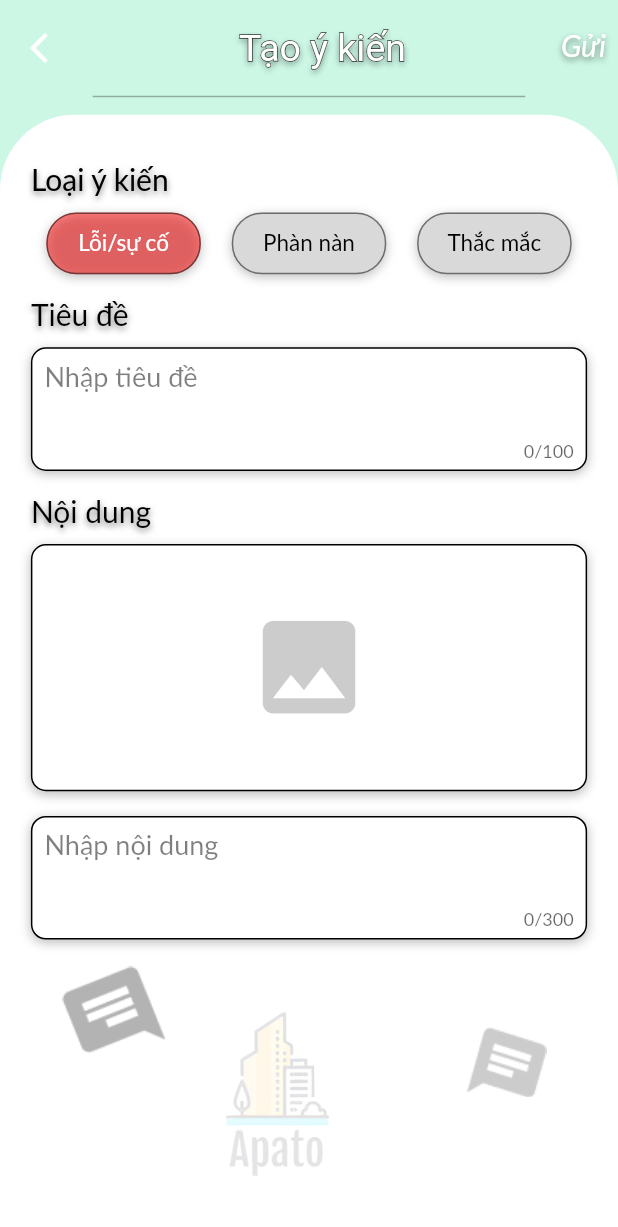
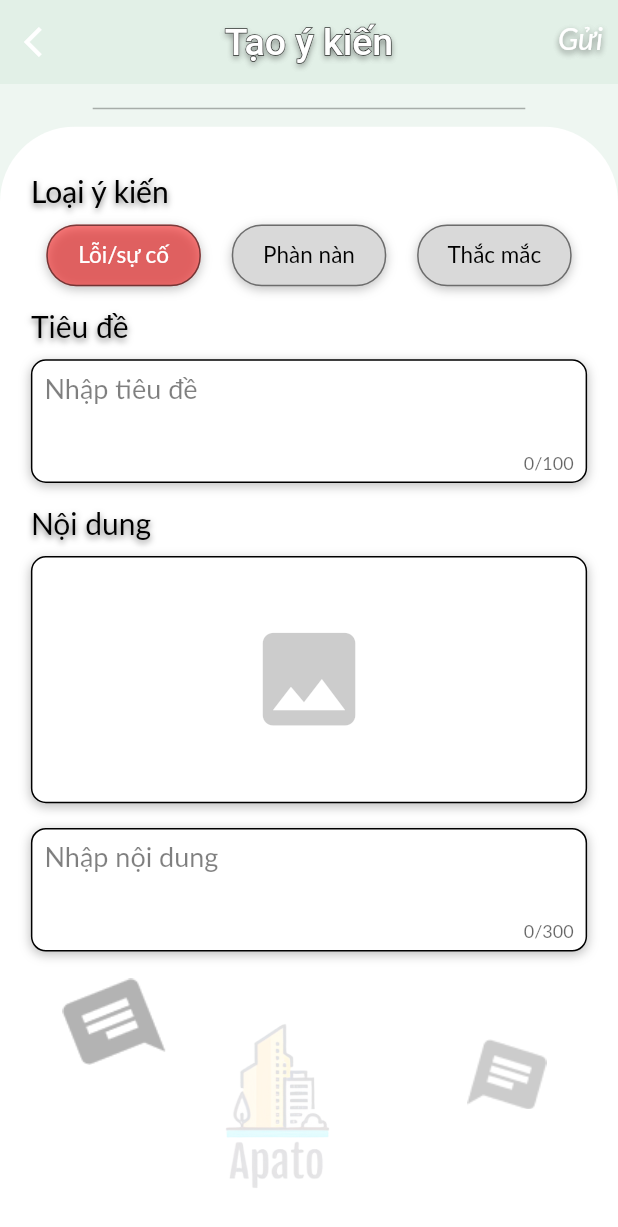
Before and after one commit to huynnq02/CondominiumManagement, a Flutter app: the CreateFeedbackScreen screen opened directly, on a phone screen of 412 x 824 dp. Shown: the top 1227 px of the screen. Run offline on Flutter 3.47's test engine with Material 2 defaults, Android fonts, the phone set to English and light mode, and no system bars; our stand-ins replace dio, equatable, flutter_screenutil, flutter_svg, google_fonts, image_picker and 2 more; accounts and stored records are empty; Roboto replaces fonts that are missing (Tomorrow).

Commit message:
chore: create app bar

```diff
--- a/lib/src/screens/create feedback/create_feedback_screen.dart
+++ b/lib/src/screens/create feedback/create_feedback_screen.dart
@@ -23,34 +23,19 @@ class _CreateFeedbackScreenState extends State<CreateFeedbackScreen> {
     final width = MediaQuery.of(context).size.width;
     final statusBarHeight = MediaQuery.of(context).padding.top;
     return Scaffold(
-      backgroundColor: const Color(0xFF57E4A9).withOpacity(0.3),
-      body: SafeArea(
-        child: GestureDetector(
-          onTap: () => FocusManager.instance.primaryFocus?.unfocus(),
-          child: SingleChildScrollView(
-            child: Column(
-              children: [
-                // SizedBox(
-                //   height: statusBarHeight,
-                // ),
-                SizedBox(
-                  height: height * 0.01,
-                ),
-                Padding(
-                  padding: const EdgeInsets.symmetric(horizontal: 8),
-                  child: Row(
-                    mainAxisAlignment: MainAxisAlignment.spaceBetween,
-                    children: [
-                      IconButton(
-                        onPressed: () {
+      appBar: AppBar(
+        backgroundColor: const Color(0xFFC7E2D1).withOpacity(0.3),
+        elevation: 0,
+        leading: InkWell(
+          onTap: () {
             Navigator.pop(context);
           },
-                        icon: const Icon(
+          child: const Icon(
             Icons.arrow_back_ios,
             color: AppColors.White,
           ),
         ),
-                      Stack(
+        title: Stack(
           children: [
             Text(
               "Tạo ý kiến",
@@ -78,8 +63,11 @@ class _CreateFeedbackScreenState extends State<CreateFeedbackScreen> {
             ),
           ],
         ),
-                      Align(
-                        alignment: Alignment.bottomCenter,
+        actions: [
+          Padding(
+            padding: const EdgeInsets.only(top: 15, right: 10),
+            child: InkWell(
+              onTap: () {},
               child: Text(
                 "Gửi",
                 style: AppTextStyle.lato.copyWith(
@@ -95,10 +83,89 @@ class _CreateFeedbackScreenState extends State<CreateFeedbackScreen> {
                   ],
                 ),
               ),
+            ),
           )
         ],
+        centerTitle: true,
       ),
+      backgroundColor: const Color(0xFFC7E2D1).withOpacity(0.3),
+      body: SafeArea(
+        child: GestureDetector(
+          onTap: () => FocusManager.instance.primaryFocus?.unfocus(),
+          child: Column(
+            children: [
+              // SizedBox(
+              //   height: statusBarHeight,
+              // ),
+              SizedBox(
+                height: height * 0.01,
               ),
+              // Padding(
+              //   padding: const EdgeInsets.symmetric(horizontal: 8),
+              //   child: Row(
+              //     mainAxisAlignment: MainAxisAlignment.spaceBetween,
+              //     children: [
+              //       IconButton(
+              //         onPressed: () {
+              //           Navigator.pop(context);
+              //         },
+              //         icon: const Icon(
+              //           Icons.arrow_back_ios,
+              //           color: AppColors.White,
+              //         ),
+              //       ),
+              //       Stack(
+              //         children: [
+              //           Text(
+              //             "Tạo ý kiến",
+              //             style: AppTextStyle.tomorrow.copyWith(
+              //               fontSize: 25,
+              //               foreground: Paint()
+              //                 ..style = PaintingStyle.stroke
+              //                 ..strokeWidth = 1
+              //                 ..color = AppColors.Black,
+              //             ),
+              //           ),
+              //           Text(
+              //             "Tạo ý kiến",
+              //             style: AppTextStyle.tomorrow.copyWith(
+              //               fontSize: 25,
+              //               color: AppColors.White,
+              //               shadows: [
+              //                 Shadow(
+              //                   color: Colors.black.withOpacity(0.5),
+              //                   blurRadius: 5,
+              //                   offset: const Offset(0, 2),
+              //                 ),
+              //               ],
+              //             ),
+              //           ),
+              //         ],
+              //       ),
+              //       Align(
+              //         alignment: Alignment.bottomCenter,
+              //         child: Padding(
+              //           padding: const EdgeInsets.only(right: 10),
+              //           child: Text(
+              //             "Gửi",
+              //             style: AppTextStyle.lato.copyWith(
+              //               fontSize: 20,
+              //               fontStyle: FontStyle.italic,
+              //               color: AppColors.White,
+              //               shadows: [
+              //                 Shadow(
+              //                   color: Colors.black.withOpacity(0.5),
+              //                   blurRadius: 5,
+              //                   offset: const Offset(0, 2),
+              //                 ),
+              //               ],
+              //             ),
+              //           ),
+              //         ),
+              //       )
+              //     ],
+              //   ),
+              // ),
               SizedBox(
                 height: height * 0.0001,
               ),
@@ -112,7 +179,8 @@ class _CreateFeedbackScreenState extends State<CreateFeedbackScreen> {
               SizedBox(
                 height: height * 0.005,
               ),
-                Container(
+              SingleChildScrollView(
+                child: Container(
                   decoration: const BoxDecoration(
                     color: AppColors.White,
                     borderRadius: BorderRadius.only(
@@ -413,8 +481,8 @@ class _CreateFeedbackScreenState extends State<CreateFeedbackScreen> {
                     ),
                   ),
                 ),
+              ),
             ],
-            ),
           ),
         ),
       ),
```
Lines whose indentation alone changed are shown as unchanged.
